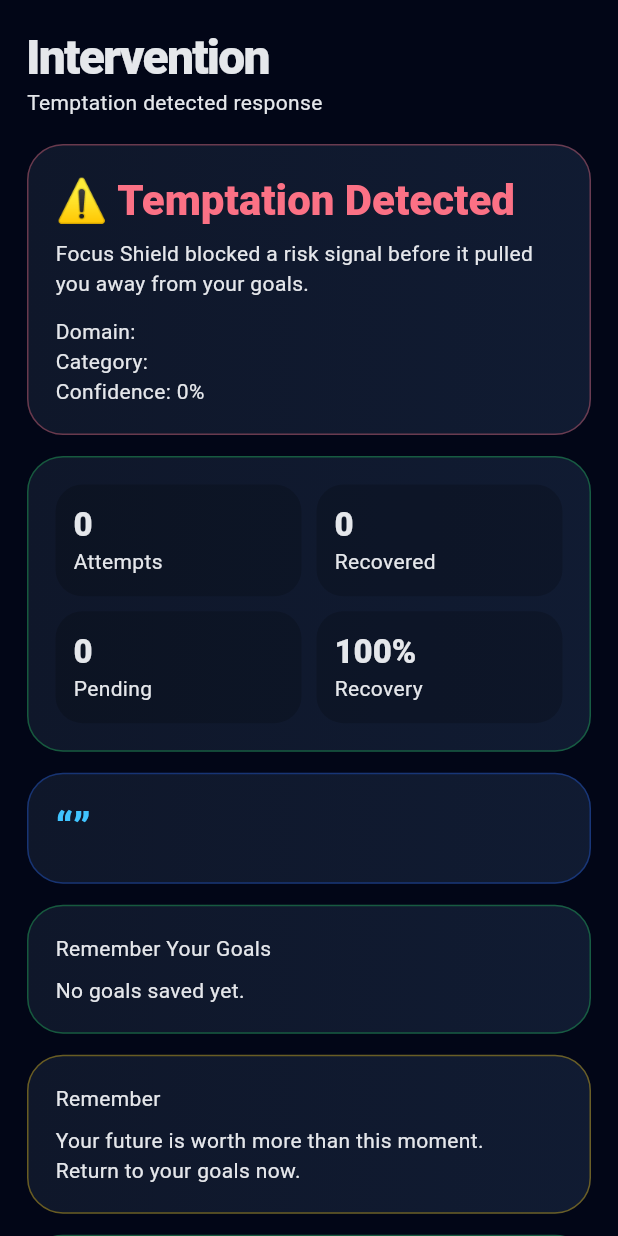
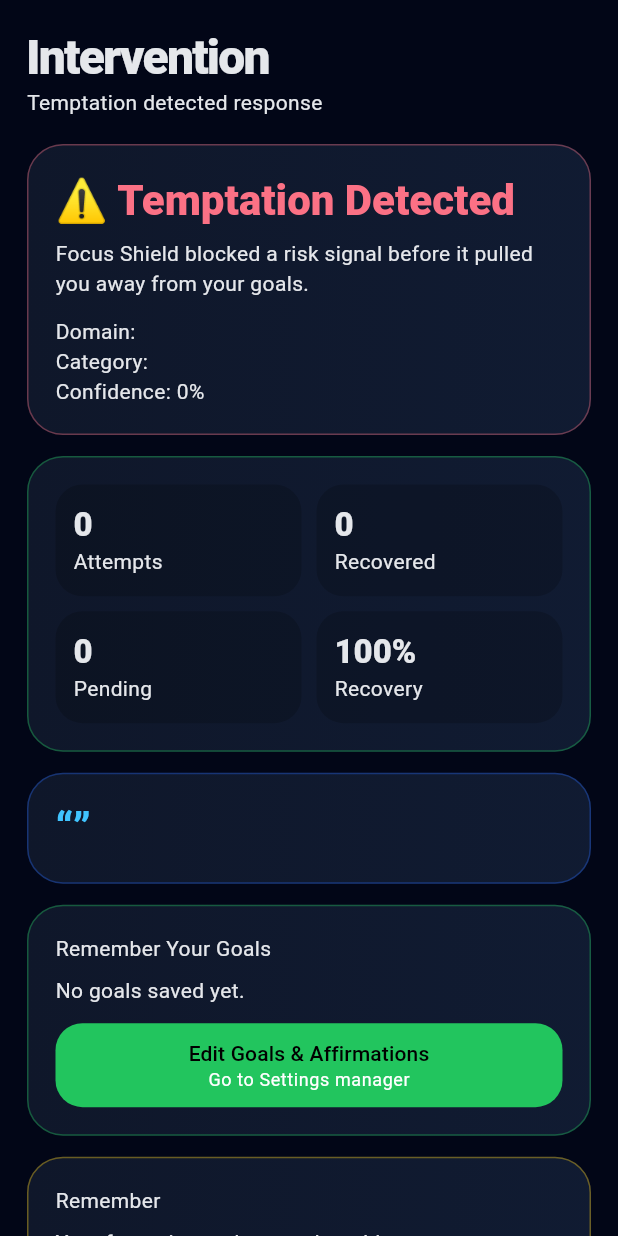
Before and after one commit to kgauwelotshidiso-sketch/focus-shield-2, a Flutter app: the InterventionScreen widget shown alone on an empty page, opened directly with empty values, on a phone screen of 412 x 824 dp. Run offline on Flutter 3.47's test engine with Material 3 defaults, Android fonts, the phone set to English and light mode, and no system bars; our stand-ins replace sqflite; accounts and stored records are empty.

```diff
--- a/focus_shield_android/lib/presentation/screens/intervention_screen.dart
+++ b/focus_shield_android/lib/presentation/screens/intervention_screen.dart
@@ -93,14 +93,18 @@
               if (goals.isEmpty)
                 const Text('No goals saved yet.')
               else
-                ...goals
-                    .take(3)
-                    .map(
+                ...goals.take(3).map(
                       (goal) => Padding(
                         padding: const EdgeInsets.only(bottom: 8),
                         child: Text('• ${goal.title}'),
                       ),
                     ),
+              const SizedBox(height: 12),
+              ActionButton(
+                label: 'Edit Goals & Affirmations',
+                subtitle: 'Go to Settings manager',
+                onPressed: () => onNavigate(5),
+              ),
             ],
           ),
         ),
```
